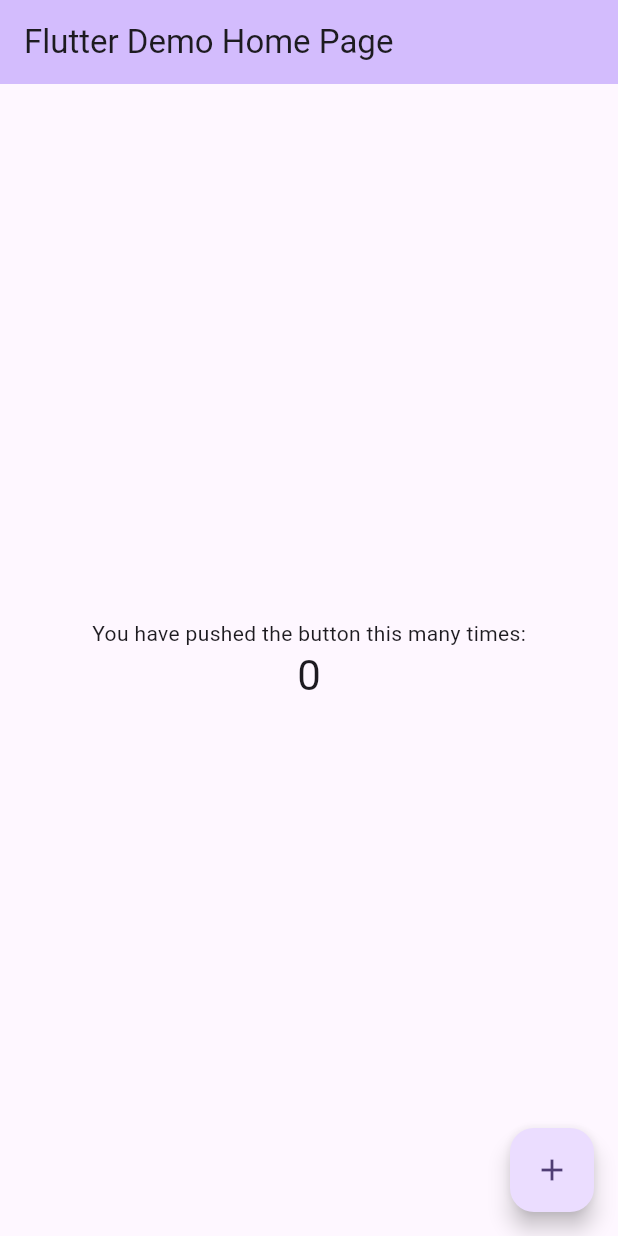
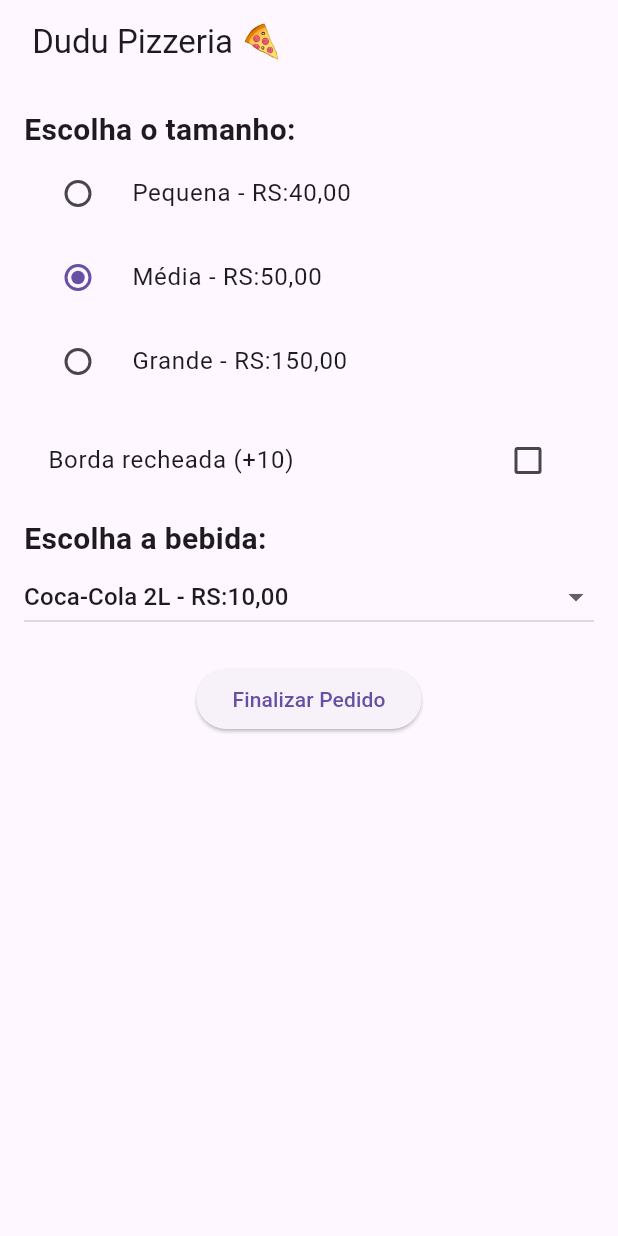
Before and after one commit to Eduardo-Henz/segundaAvaliacao, a Flutter app: the screen it shows after launch, on a phone screen of 412 x 824 dp. Run offline on Flutter 3.47's test engine with Material 3 defaults, Android fonts, the phone set to English and light mode, and no system bars.

Commit message:
tela principal
tela principal quase pronta

```diff
--- a/segundaavaliacao/lib/main.dart
+++ b/segundaavaliacao/lib/main.dart
@@ -1,122 +1,193 @@
 import 'package:flutter/material.dart';
 
 void main() {
-  runApp(const MyApp());
+  runApp(PizzaApp());
 }
 
-class MyApp extends StatelessWidget {
-  const MyApp({super.key});
-
-  // This widget is the root of your application.
+class PizzaApp extends StatelessWidget {
   @override
   Widget build(BuildContext context) {
     return MaterialApp(
-      title: 'Flutter Demo',
-      theme: ThemeData(
-        // This is the theme of your application.
-        //
-        // TRY THIS: Try running your application with "flutter run". You'll see
-        // the application has a purple toolbar. Then, without quitting the app,
-        // try changing the seedColor in the colorScheme below to Colors.green
-        // and then invoke "hot reload" (save your changes or press the "hot
-        // reload" button in a Flutter-supported IDE, or press "r" if you used
-        // the command line to start the app).
-        //
-        // Notice that the counter didn't reset back to zero; the application
-        // state is not lost during the reload. To reset the state, use hot
-        // restart instead.
-        //
-        // This works for code too, not just values: Most code changes can be
-        // tested with just a hot reload.
-        colorScheme: .fromSeed(seedColor: Colors.deepPurple),
-      ),
-      home: const MyHomePage(title: 'Flutter Demo Home Page'),
+      /*debugShowCheckedModeBanner: false,*/
+      home: PedidoPage(),
     );
   }
 }
 
-class MyHomePage extends StatefulWidget {
-  const MyHomePage({super.key, required this.title});
-
-  // This widget is the home page of your application. It is stateful, meaning
-  // that it has a State object (defined below) that contains fields that affect
-  // how it looks.
-
-  // This class is the configuration for the state. It holds the values (in this
-  // case the title) provided by the parent (in this case the App widget) and
-  // used by the build method of the State. Fields in a Widget subclass are
-  // always marked "final".
-
-  final String title;
-
+class PedidoPage extends StatefulWidget {
   @override
-  State<MyHomePage> createState() => _MyHomePageState();
+  State<PedidoPage> createState() => _PedidoPageState();
 }
 
-class _MyHomePageState extends State<MyHomePage> {
-  int _counter = 0;
+class _PedidoPageState extends State<PedidoPage> {
 
-  void _incrementCounter() {
-    setState(() {
-      // This call to setState tells the Flutter framework that something has
-      // changed in this State, which causes it to rerun the build method below
-      // so that the display can reflect the updated values. If we changed
-      // _counter without calling setState(), then the build method would not be
-      // called again, and so nothing would appear to happen.
-      _counter++;
-    });
+  String tamanho = "Média";
+  bool borda = false;
+  String bebida = "Coca-Cola";
+
+  double total = 0;
+
+  calcularTotal() {
+    total = 0;
+
+    if (tamanho == "Pequena") {
+      total += 40;
+    }
+
+    if (tamanho == "Média") {
+      total += 50;
+    }
+
+    if (tamanho == "Grande") {
+      total += 150;
+    }
+
+    if (borda) {
+      total += 10;
+    }
+    if (bebida == "Coca-Cola") {
+      total += 10;
+    }
+
+    if (bebida == "Guaraná") {
+      total += 12;
+    }
+
+    if (bebida == "Suco") {
+      total += 8;
+    }
+
   }
 
   @override
   Widget build(BuildContext context) {
-    // This method is rerun every time setState is called, for instance as done
-    // by the _incrementCounter method above.
-    //
-    // The Flutter framework has been optimized to make rerunning build methods
-    // fast, so that you can just rebuild anything that needs updating rather
-    // than having to individually change instances of widgets.
+
     return Scaffold(
       appBar: AppBar(
-        // TRY THIS: Try changing the color here to a specific color (to
-        // Colors.amber, perhaps?) and trigger a hot reload to see the AppBar
-        // change color while the other colors stay the same.
-        backgroundColor: Theme.of(context).colorScheme.inversePrimary,
-        // Here we take the value from the MyHomePage object that was created by
-        // the App.build method, and use it to set our appbar title.
-        title: Text(widget.title),
+        title: Text(" Dudu Pizzeria 🍕"),
       ),
-      body: Center(
-        // Center is a layout widget. It takes a single child and positions it
-        // in the middle of the parent.
+
+      body: Padding(
+        padding: EdgeInsets.all(16),
+
         child: Column(
-          // Column is also a layout widget. It takes a list of children and
-          // arranges them vertically. By default, it sizes itself to fit its
-          // children horizontally, and tries to be as tall as its parent.
-          //
-          // Column has various properties to control how it sizes itself and
-          // how it positions its children. Here we use mainAxisAlignment to
-          // center the children vertically; the main axis here is the vertical
-          // axis because Columns are vertical (the cross axis would be
-          // horizontal).
-          //
-          // TRY THIS: Invoke "debug painting" (choose the "Toggle Debug Paint"
-          // action in the IDE, or press "p" in the console), to see the
-          // wireframe for each widget.
-          mainAxisAlignment: .center,
+          crossAxisAlignment: CrossAxisAlignment.start,
+
           children: [
-            const Text('You have pushed the button this many times:'),
+
             Text(
-              '$_counter',
-              style: Theme.of(context).textTheme.headlineMedium,
+              "Escolha o tamanho:",
+              style: TextStyle(
+                fontSize: 20,
+                fontWeight: FontWeight.bold,
+              ),
+            ),
+
+            RadioListTile(
+              title: Text("Pequena - RS:40,00"),
+              value: "Pequena",
+              groupValue: tamanho,
+
+              onChanged: (value) {
+                setState(() {
+                  tamanho = value!;
+                });
+              },
+            ),
+
+            RadioListTile(
+              title: Text("Média - RS:50,00"),
+              value: "Média",
+              groupValue: tamanho,
+
+              onChanged: (value) {
+                setState(() {
+                  tamanho = value!;
+                });
+              },
+            ),
+
+            RadioListTile(
+              title: Text("Grande - RS:150,00"),
+              value: "Grande",
+              groupValue: tamanho,
+
+              onChanged: (value) {
+                setState(() {
+                  tamanho = value!;
+                });
+              },
+            ),
+
+            SizedBox(height: 10),
+
+            CheckboxListTile(
+              title: Text("Borda recheada (+10)"),
+              value: borda,
+
+              onChanged: (value) {
+                setState(() {
+                  borda = value!;
+                });
+              },
+            ),
+
+            SizedBox(height: 10),
+
+            Text(
+              "Escolha a bebida:",
+              style: TextStyle(
+                fontSize: 20,
+                fontWeight: FontWeight.bold,
+              ),
+            ),
+
+            DropdownButton(
+              value: bebida,
+              isExpanded: true,
+
+              items: [
+                DropdownMenuItem(
+                  child: Text("Coca-Cola 2L - RS:10,00"),
+                  value: "Coca-Cola",
+                ),
+
+                DropdownMenuItem(
+                  child: Text("Guaraná 2L - RS:12,00"),
+                  value: "Guaraná",
+                ),
+
+                DropdownMenuItem(
+                  child: Text("Suco 1,5L - RS:8,00"),
+                  value: "Suco",
+                ),
+              ],
+
+              onChanged: (value) {
+                setState(() {
+                  bebida = value!;
+                });
+              },
+            ),
+
+            SizedBox(height: 20),
+
+            Center(
+              child: ElevatedButton(
+
+                onPressed: () {
+
+                  calcularTotal();
+
+
+                },
+
+                child: Text("Finalizar Pedido"),
+              ),
             ),
           ],
         ),
       ),
-      floatingActionButton: FloatingActionButton(
-        onPressed: _incrementCounter,
-        tooltip: 'Increment',
-        child: const Icon(Icons.add),
-      ),
     );
   }
 }
```
Also changed, not shown: 1 other file.
